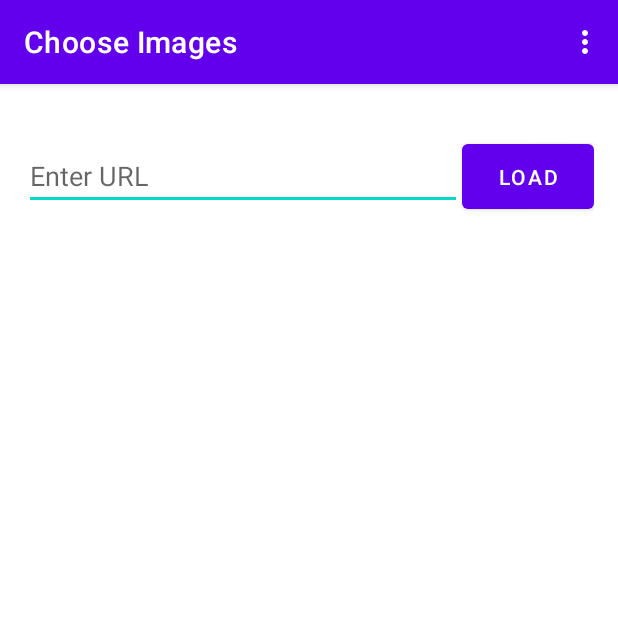
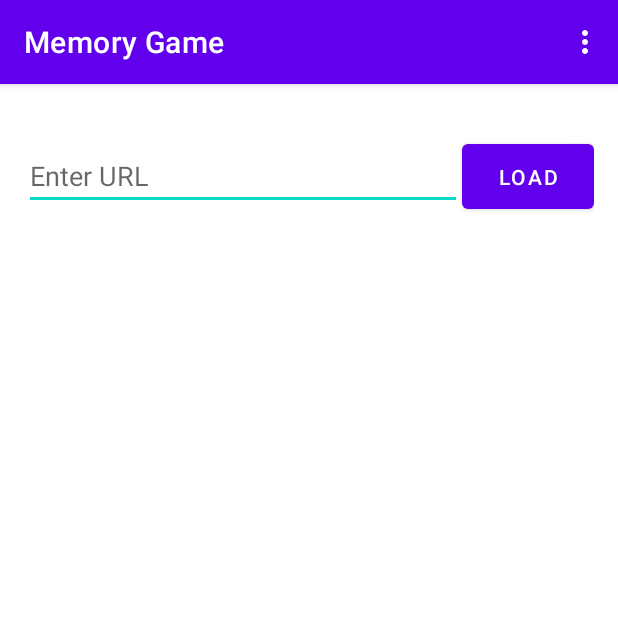
Before and after one commit to ywaychitaung/android-memory-game, an Android app: the MainActivity screen opened directly, with no data from a screen before it, on a phone screen of 412 x 824 dp, the top half of it. Run offline under Robolectric (Android 15) with nearby library versions, the phone set to English and light mode, and no system bars.

Commit message:
Change title texts

```diff
--- a/app/src/main/AndroidManifest.xml
+++ b/app/src/main/AndroidManifest.xml
@@ -31,8 +31,7 @@
             android:exported="false" />
         <activity
             android:name=".MainActivity"
-            android:exported="false"
-            android:label="Main Activity"></activity>
+            android:exported="false"></activity>
 
         <service android:name=".BackgroundSoundService" />
         <service android:name=".MusicService"/>
--- a/app/src/main/java/com/example/memorygame/CardActivity.java
+++ b/app/src/main/java/com/example/memorygame/CardActivity.java
@@ -43,7 +43,6 @@ public class CardActivity extends AppCompatActivity {
     protected void onCreate(Bundle savedInstanceState) {
         super.onCreate(savedInstanceState);
         setContentView(R.layout.activity_card);
-        getSupportActionBar().setTitle("Match them!");
 
         // Success matching sound Chime.mp3
         chime_mediaPlayer = MediaPlayer.create(this,R.raw.chime);
--- a/app/src/main/java/com/example/memorygame/MainActivity.java
+++ b/app/src/main/java/com/example/memorygame/MainActivity.java
@@ -61,9 +61,6 @@ public class MainActivity extends AppCompatActivity {
     protected void onCreate(Bundle savedInstanceState) {
         super.onCreate(savedInstanceState);
         setContentView(R.layout.activity_main);
-
-        // Change the action bar title
-        getSupportActionBar().setTitle("Choose Images");
 
         playBackgroundSound();
 
```
